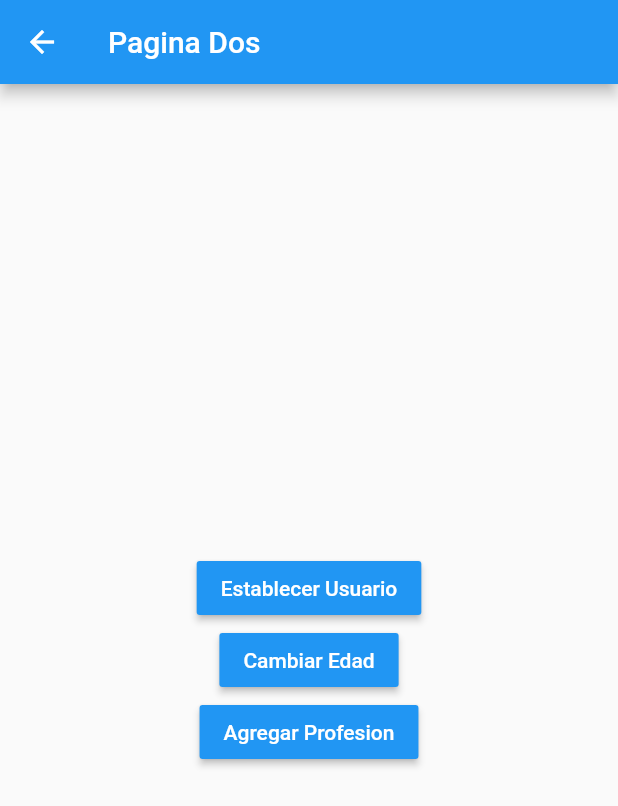
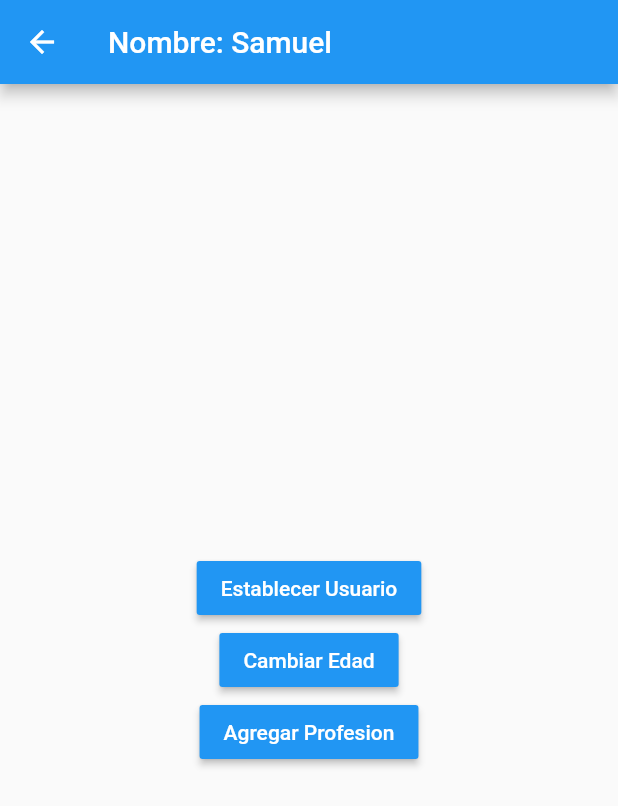
Before and after one commit to BrandonJhonn/app-udemyflutteradvanced-management-state, a Flutter app: the PageTwoView screen opened by its route, after a tap on "Establecer Usuario", on a phone screen of 412 x 824 dp. Shown: the top 806 px of the screen. Run offline on Flutter 3.47's test engine with Material 2 defaults, Android fonts, the light colour scheme and no system bars.

Commit message:
Finish Sngleton

```diff
--- /dev/null
+++ b/lib/services/usuario_service.dart
@@ -0,0 +1,34 @@
+import 'dart:async';
+
+import '../models/usuario_model.dart';
+
+class _UsuarioService {
+  UsuarioModel _usuario = UsuarioModel(
+    nombre: '',
+    edad: 0,
+    profesiones: []
+  );
+
+  final StreamController<UsuarioModel> _usuarioStreamController = StreamController.broadcast();
+
+  UsuarioModel get usuario => _usuario;
+  bool get existeUsuario => (_usuario.nombre != '') ? true : false;
+
+  Stream<UsuarioModel> get usuarioStream => _usuarioStreamController.stream;
+
+  void cargarUsuario(UsuarioModel us) {
+    _usuario = us;
+    _usuarioStreamController.add(us);
+  }
+
+  void cambiarEdad(int edad) {
+    _usuario.edad = edad;
+    _usuarioStreamController.add(_usuario);
+  }
+
+  dispose() {
+    _usuarioStreamController.close();
+  }
+}
+
+final usuarioService = _UsuarioService();
--- a/lib/views/page_one_view.dart
+++ b/lib/views/page_one_view.dart
@@ -1,4 +1,7 @@
 import 'package:flutter/material.dart';
+
+import '../models/usuario_model.dart';
+import '../services/usuario_service.dart';
 
 
 class PageOneView extends StatelessWidget {
@@ -10,7 +13,14 @@ class PageOneView extends StatelessWidget {
       appBar: AppBar(
         title: const Text('Pagina Uno'),
       ),
-      body: const InformacionUsuario(),
+      body: StreamBuilder(
+        stream: usuarioService.usuarioStream,
+        builder: (BuildContext context, AsyncSnapshot<UsuarioModel> snapshot){
+          return (snapshot.hasData)
+          ? InformacionUsuario(us: snapshot.data)
+          : const Center(child: Text('No hay informacion del usuario'),);
+        }
+      ),
       floatingActionButton: FloatingActionButton(
         child: const Icon(Icons.arrow_circle_up),
         onPressed: () => Navigator.pushNamed(context, 'page-two'),
@@ -20,8 +30,10 @@ class PageOneView extends StatelessWidget {
 }
 
 class InformacionUsuario extends StatelessWidget {
+  final UsuarioModel? us;
   const InformacionUsuario({
     Key? key,
+    this.us,
   }) : super(key: key);
 
   @override
@@ -32,19 +44,19 @@ class InformacionUsuario extends StatelessWidget {
       padding: const EdgeInsets.all(20.0),
       child: Column(
         crossAxisAlignment: CrossAxisAlignment.start,
-        children: const [
-          Text('General', style: TextStyle(fontSize: 18, fontWeight: FontWeight.bold)),
-          Divider(),
+        children: [
+          const Text('General', style: TextStyle(fontSize: 18, fontWeight: FontWeight.bold)),
+          const Divider(),
 
-          ListTile(title: Text('Nombre: '),),
-          ListTile(title: Text('Edad: '),),
+          ListTile(title: Text('Nombre: ${ us?.nombre }'),),
+          ListTile(title: Text('Edad: ${ us?.edad }'),),
 
-          Text('Profesiones', style: TextStyle(fontSize: 18, fontWeight: FontWeight.bold)),
-          Divider(),
+          const Text('Profesiones', style: TextStyle(fontSize: 18, fontWeight: FontWeight.bold)),
+          const Divider(),
 
-          ListTile(title: Text('Profesion 1'),),
-          ListTile(title: Text('Profesion 2'),),
-          ListTile(title: Text('Profesion 3'),),
+          const ListTile(title: Text('Profesion 1'),),
+          const ListTile(title: Text('Profesion 2'),),
+          const ListTile(title: Text('Profesion 3'),),
         ],
       ),
     );
--- a/lib/views/page_two_view.dart
+++ b/lib/views/page_two_view.dart
@@ -1,4 +1,7 @@
 import 'package:flutter/material.dart';
+
+import '../models/usuario_model.dart';
+import '../services/usuario_service.dart';
 
 
 class PageTwoView extends StatelessWidget {
@@ -8,7 +11,14 @@ class PageTwoView extends StatelessWidget {
   Widget build(BuildContext context) {
     return Scaffold(
       appBar: AppBar(
-        title: const Text('Pagina Dos'),
+        title: StreamBuilder(
+          stream: usuarioService.usuarioStream,
+          builder: (BuildContext context, AsyncSnapshot<UsuarioModel> snapshot){
+            return (snapshot.hasData)
+            ? Text('Nombre: ${snapshot.data!.nombre}')
+            : const Text('Pagina Dos');
+          }
+        ),
       ),
       body: Center(
         child: Column(
@@ -17,12 +27,20 @@ class PageTwoView extends StatelessWidget {
             MaterialButton(
               child: const Text('Establecer Usuario', style: TextStyle(color: Colors.white,)),
               color: Colors.blue,
-              onPressed: (){},
+              onPressed: (){
+                usuarioService.cargarUsuario(UsuarioModel(
+                  nombre: 'Samuel',
+                  edad: 30,
+                  profesiones: []
+                ));
+              },
             ),
             MaterialButton(
               child: const Text('Cambiar Edad', style: TextStyle(color: Colors.white,)),
               color: Colors.blue,
-              onPressed: (){},
+              onPressed: (){
+                usuarioService.cambiarEdad(20);
+              },
             ),
             MaterialButton(
               child: const Text('Agregar Profesion', style: TextStyle(color: Colors.white,)),
```
